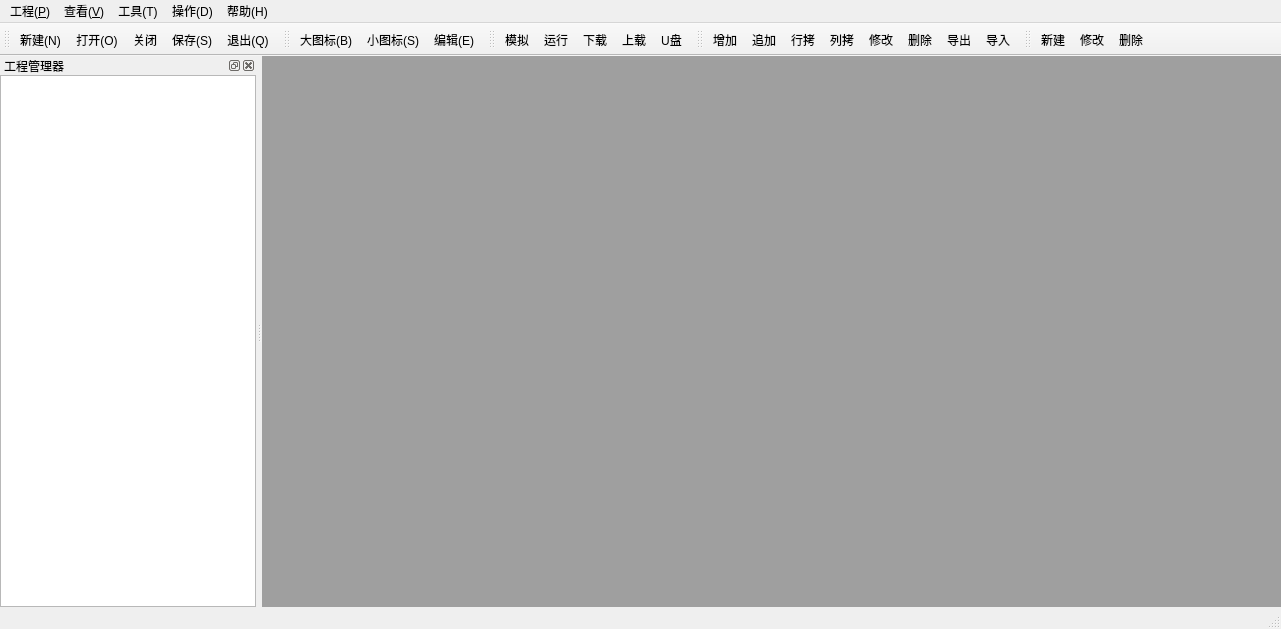
Before: the Qt Designer form QStudioSCADA/ProjectManager/MainWindow.ui in VelsonWang/HmiFuncDesigner, drawn with Qt 5.
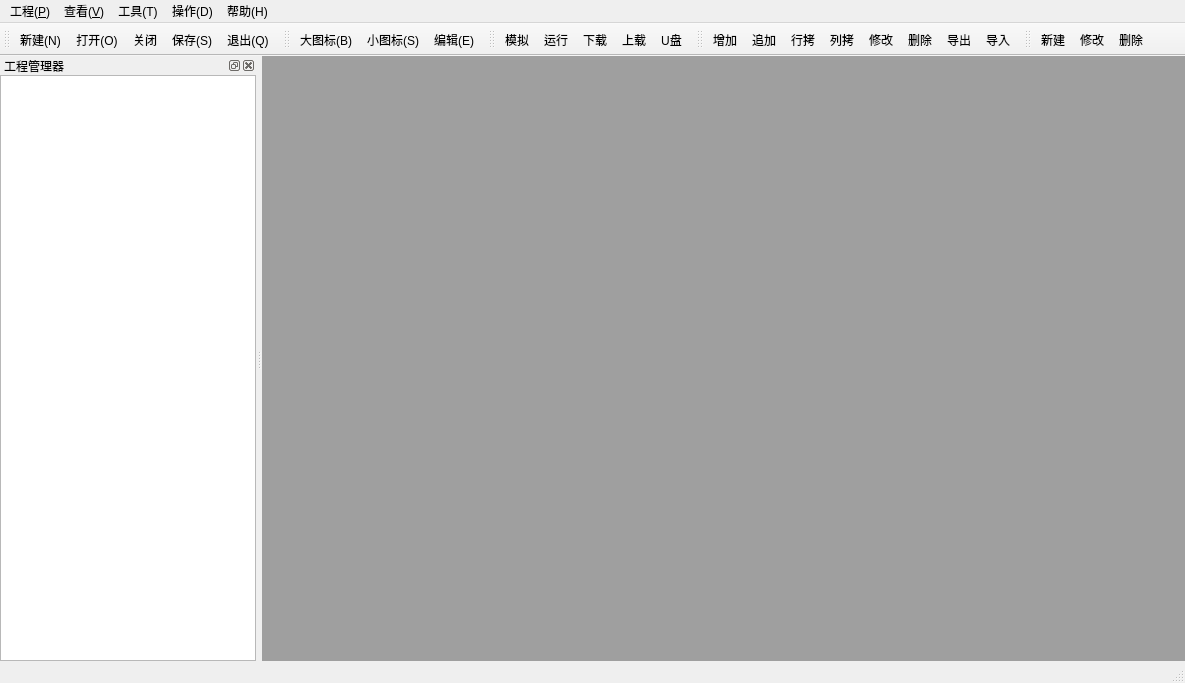
After: the same form once the commit is applied. Icons and pictures are not drawn.

Diff of the .ui file:
```diff
--- a/QStudioSCADA/ProjectManager/MainWindow.ui
+++ b/QStudioSCADA/ProjectManager/MainWindow.ui
@@ -6,8 +6,8 @@
    <rect>
     <x>0</x>
     <y>0</y>
-    <width>1281</width>
-    <height>629</height>
+    <width>1185</width>
+    <height>683</height>
    </rect>
   </property>
   <property name="windowTitle">
@@ -44,8 +44,8 @@
     <rect>
      <x>0</x>
      <y>0</y>
-     <width>1281</width>
-     <height>23</height>
+     <width>1185</width>
+     <height>17</height>
     </rect>
    </property>
    <widget class="QMenu" name="menuProject">
```
Left out of the diff: 13 changed lines with no effect on the pictures.
